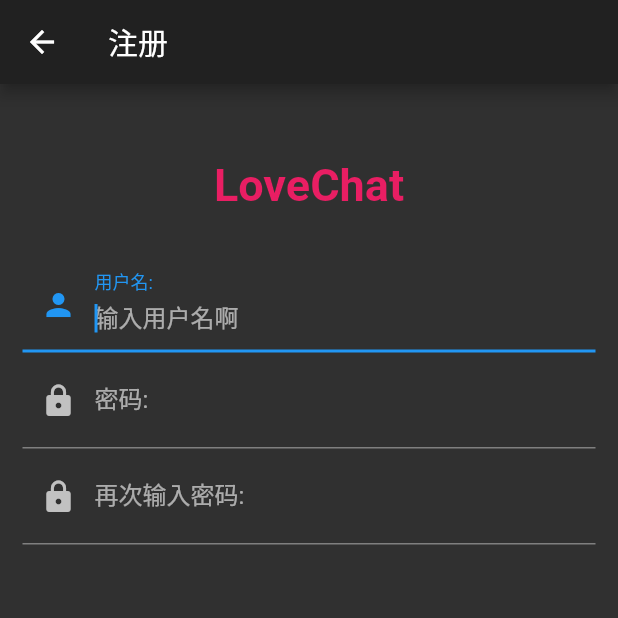
After one commit to lilong7676/love_chat_app, a Flutter app: the RegisterPage screen opened by its route, on a phone screen of 412 x 824 dp, the top half of it. The commit adds this screen. Run offline on Flutter 3.47's test engine with Material 2 defaults, Android fonts, the phone set to English and light mode, and no system bars; our stand-ins replace dio.

Commit message:
todo login and register

```diff
--- /dev/null
+++ b/lib/api/api_login.dart
@@ -0,0 +1,5 @@
+import 'package:love_chat/net/net_utils.dart';
+
+class ApiLogin {
+
+}
--- a/lib/main.dart
+++ b/lib/main.dart
@@ -1,8 +1,8 @@
 import 'package:flutter/material.dart';
 import 'package:provider/provider.dart';
 import 'package:love_chat/routes/MyRouter.dart';
-import 'package:love_chat/models/userManager.dart';
-import 'package:love_chat/models/globalSettings.dart';
+import 'package:love_chat/providers/userManager.dart';
+import 'package:love_chat/providers/globalSettings.dart';
 
 void main() => runApp(MyApp());
 
--- a/lib/models/globalSettings.dart
+++ b/lib/providers/globalSettings.dart
@@ -3,7 +3,7 @@ import 'package:flutter/material.dart';
 
 class GlobalSettings extends ChangeNotifier {
   // 全局主题
-  ThemeData _brightnessTheme = ThemeData.light();
+  ThemeData _brightnessTheme = ThemeData.dark();
 
 
   set brightnessTheme(ThemeData brightnessTheme) {
--- a/lib/routes/MyRouter.dart
+++ b/lib/routes/MyRouter.dart
@@ -1,10 +1,12 @@
 import 'package:flutter/cupertino.dart';
 import 'package:flutter/material.dart';
 import 'package:love_chat/screens/login/login_page.dart';
+import 'package:love_chat/screens/login/register_page.dart';
 
 class MyRouter {
   static final routes = <String, WidgetBuilder>{
     '/': (BuildContext context) => Login(),
+    '/register': (BuildContext context) => RegisterPage(),
   };
 
   static Route<dynamic> getRoute(RouteSettings settings) {
--- /dev/null
+++ b/lib/screens/login/register_page.dart
@@ -0,0 +1,84 @@
+import 'package:flutter/material.dart';
+
+class RegisterPage extends StatefulWidget {
+  RegisterPage({Key key}) : super(key: key);
+
+  _RegisterPageState createState() => _RegisterPageState();
+}
+
+class _RegisterPageState extends State<RegisterPage> {
+  final TextEditingController _usernameController = TextEditingController();
+  final TextEditingController _passwordController = TextEditingController();
+  final TextEditingController _secondPasswordController =
+      TextEditingController();
+
+  @override
+  Widget build(BuildContext context) {
+    return Scaffold(
+      appBar: AppBar(title: Text('注册')),
+      body: ListView(
+        padding: EdgeInsets.fromLTRB(15, 20, 15, 20),
+        children: <Widget>[
+          Container(
+            padding: EdgeInsets.symmetric(vertical: 30),
+            child: Text(
+              'LoveChat',
+              style: TextStyle(
+                fontWeight: FontWeight.bold,
+                fontSize: 30,
+                color: Colors.pink,
+              ),
+              textAlign: TextAlign.center,
+            ),
+          ),
+          Form(
+            child: Column(
+              children: <Widget>[
+                TextFormField(
+                  controller: _usernameController,
+                  autofocus: true,
+                  validator: (inputValue) {
+                    return inputValue.isEmpty ? '请输入用户名' : null;
+                  },
+                  decoration: InputDecoration(
+                    labelText: '用户名:',
+                    hintText: '输入用户名啊',
+                    prefixIcon: Icon(Icons.person),
+                  ),
+                ),
+                TextFormField(
+                  controller: _usernameController,
+                  autofocus: true,
+                  validator: (inputValue) {
+                    return inputValue.isEmpty ? '请输入密码' : null;
+                  },
+                  decoration: InputDecoration(
+                    labelText: '密码:',
+                    hintText: '输入啊',
+                    prefixIcon: Icon(Icons.lock),
+                  ),
+                ),
+                TextFormField(
+                  controller: _usernameController,
+                  autofocus: true,
+                  validator: (inputValue) {
+                    return inputValue.isEmpty ? '再次输入密码' : null;
+                  },
+                  decoration: InputDecoration(
+                    labelText: '再次输入密码:',
+                    hintText: '确认这个密码啊',
+                    prefixIcon: Icon(Icons.lock),
+                  ),
+                ),
+                Padding(
+                  padding: EdgeInsets.symmetric(vertical: 20),
+                ),
+
+              ],
+            ),
+          )
+        ],
+      ),
+    );
+  }
+}
--- a/pubspec.yaml
+++ b/pubspec.yaml
@@ -24,7 +24,7 @@ dependencies:
   # Use with the CupertinoIcons class for iOS style icons.
   cupertino_icons: ^0.1.2
   provider: ^3.0.0
-
+  dio: ^2.1.0
 
 dev_dependencies:
   flutter_test:
```
Also changed, not shown: lib/entity_factory.dart (added, +11 -0 lines), lib/lv/user/user.dart (added, +21 -0 lines), lib/net/error_handle.dart (added, +53 -0 lines), lib/net/net_base_entity.dart (added, +7 -0 lines), lib/net/net_utils.dart (added, +300 -0 lines), lib/screens/login/login_page.dart (+75 -33 lines), lib/providers/userManager.dart (renamed from lib/models/userManager.dart).
